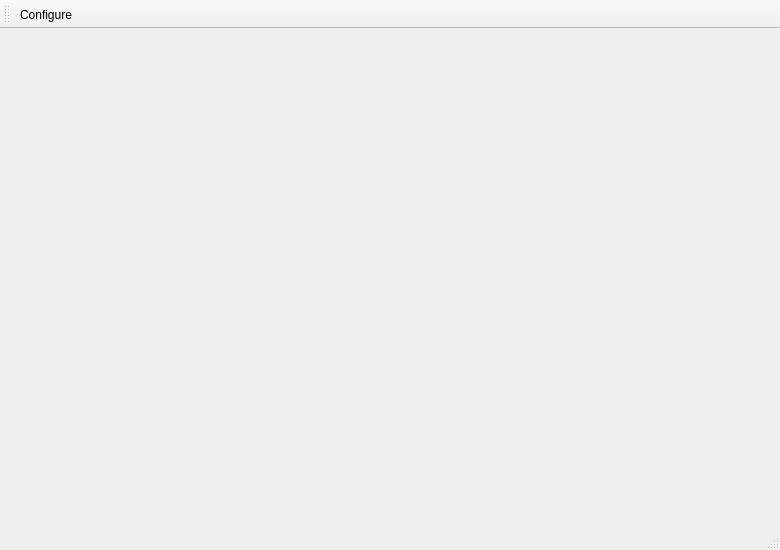
This is mainwindow.ui in pyridiss/suivi-chaufferies as Qt 5 draws it before an edit. The edited form follows.
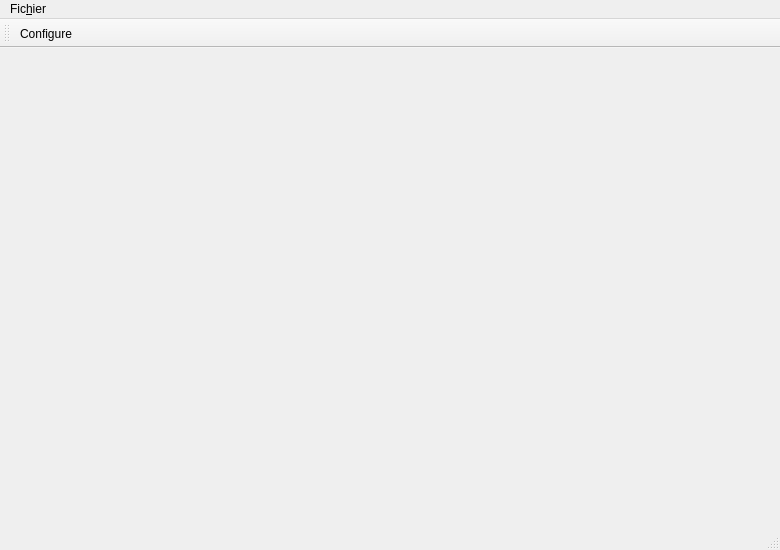
This is the edited form. Icons and pictures are not drawn.

Commit message: Add an Exit action in main menu.

```diff
--- a/mainwindow.ui
+++ b/mainwindow.ui
@@ -23,6 +23,13 @@
      <height>27</height>
     </rect>
    </property>
+   <widget class="QMenu" name="menuFichier">
+    <property name="title">
+     <string>Fic&amp;hier</string>
+    </property>
+    <addaction name="actionExit"/>
+   </widget>
+   <addaction name="menuFichier"/>
   </widget>
   <widget class="QToolBar" name="mainToolBar">
    <property name="toolButtonStyle">
```
Left out of the diff: 8 changed lines with no effect on the pictures. The commit also changes 2 other files.
